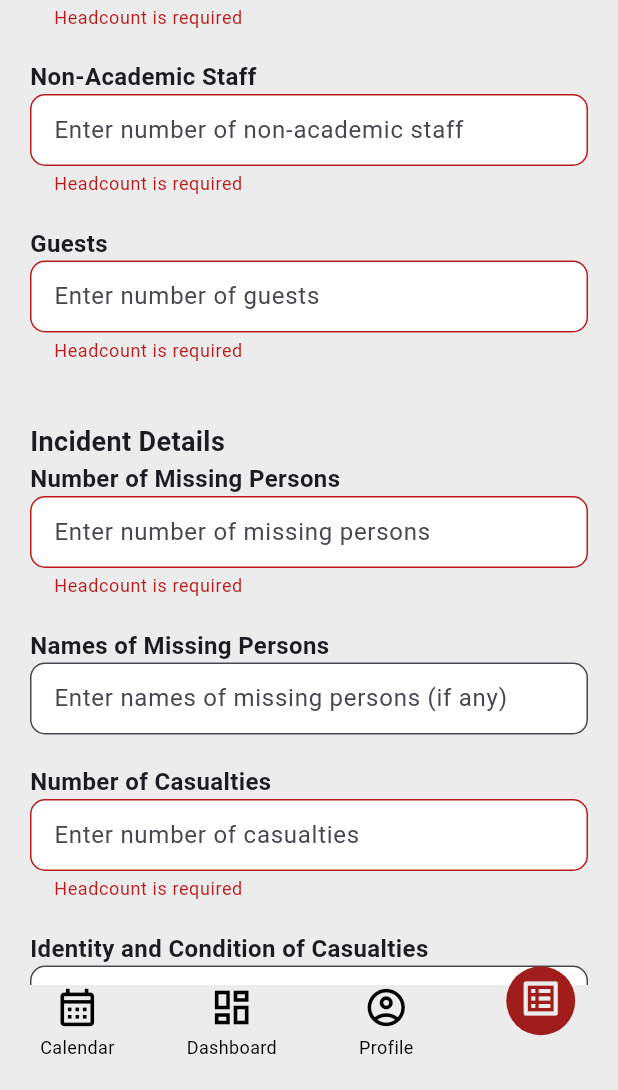
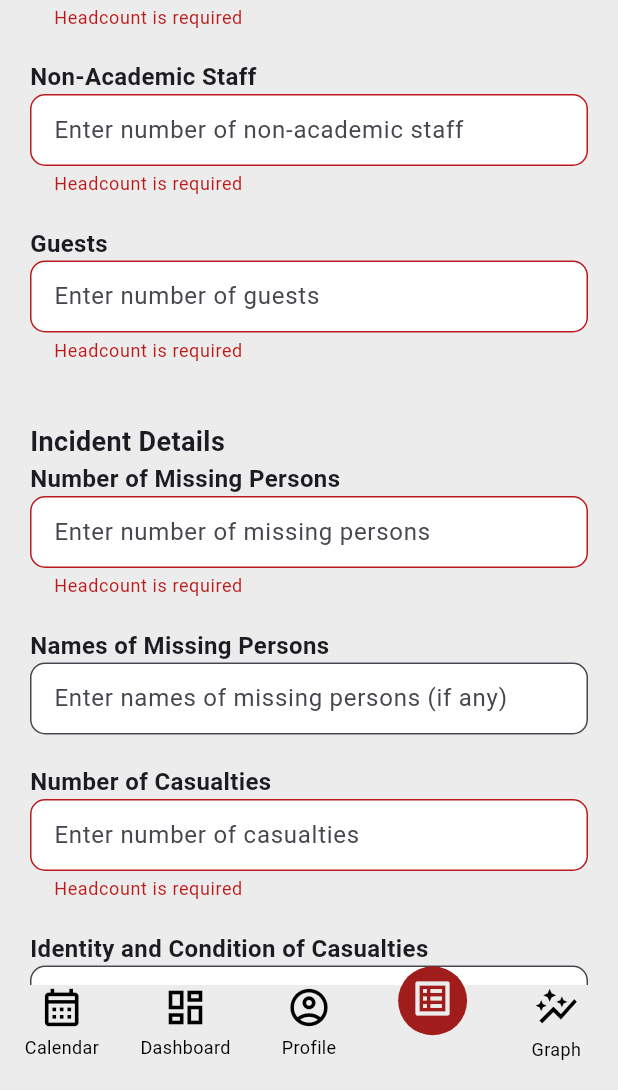
Before and after one commit to sharahmichelle/IRS-Mobile, a Flutter app: the screen it shows after launch, item 4 of the bottom bar chosen, scrolled down 1516 dp, after a tap on "Submit Report", on a phone screen of 412 x 824 dp, the part 146-1236 px from its top. Run offline on Flutter 3.47's test engine with Material 3 defaults, Android fonts, the phone set to English and light mode, and no system bars; drawn by our look-alikes of curved_navigation_bar; our stand-ins replace cloud_firestore, firebase_core, syncfusion_flutter_calendar, syncfusion_flutter_datagrid; missing offline and left inert: const_date_time; accounts and stored records are empty; network calls fail; statements that could not run were skipped.

Commit message:
feat: graph screen and pie chart builder

```diff
--- a/lib/screens/graphs_screen.dart
+++ b/lib/screens/graphs_screen.dart
@@ -1,4 +1,7 @@
 import 'package:flutter/material.dart';
+import 'package:upm_drrm_irs_mobile/models/event_model.dart';
+import 'package:upm_drrm_irs_mobile/models/event_total_model.dart';
+import 'package:upm_drrm_irs_mobile/widgets/pie_chart_builder.dart';
 
 class GraphsScreen extends StatefulWidget {
   const GraphsScreen({super.key});
@@ -8,8 +11,123 @@ class GraphsScreen extends StatefulWidget {
 }
 
 class _GraphsScreenState extends State<GraphsScreen> {
+  final dummyEventTotal = EventTotal(
+    eventId: "EVT001",
+    timeStampStart: DateTime(2025, 1, 15),
+    timeStampEnd: DateTime(2025, 1, 16),
+    expectedData: 300,
+    receivedData: 250,
+    isActual: true,
+    reportsId: ["RPT001", "RPT002", "RPT003"],
+    totalFaculty: 40,
+    totalAdminMembers: 30,
+    totalRepsMembers: 20,
+    totalCustodians: 15,
+    totalJoCosMembers: 10,
+    totalStudents: 120,
+    totalSecurity: 12,
+    totalConstructionWorkers: 8,
+    totalHealthWorkers: 20,
+    totalGuests: 25,
+    totalPatients: 18,
+    totalMissingPersons: 2,
+    totalCasualties: 1,
+    totalDistribution: {
+      "Faculty": 40,
+      "Admin Members": 30,
+      "Reps": 20,
+      "Students": 120,
+      "Guests": 25,
+    },
+  );
+
+  final dummyEvent = Event(
+    eventId: "EVT001",
+    timeStampStart: DateTime(2025, 1, 15, 9, 0),
+    timeStampEnd: DateTime(2025, 1, 15, 17, 0),
+    name: "Earthquake Drill",
+    description: "University-wide earthquake preparedness drill.",
+    status: "Completed",
+    action: "Filed Report",
+    category: "Drill",
+    eventIntro:
+        "This drill simulates an earthquake scenario for safety preparedness.",
+    observations: ["Evacuation successful", "Participants followed protocols"],
+    scenario: "Magnitude 6.5 simulated quake",
+    factSheet: "Prepared by the Disaster Response Committee",
+    incidentCommander: "John Doe",
+    liasonOfficer: "Jane Smith",
+    publicInformationOfficer: "Maria Cruz",
+    safetySecurityOfficer: "Carlos Reyes",
+    location: "UP Manila Grounds",
+  );
+
+
+  final Color primaryColor = Color.fromARGB(255, 161, 29, 28);
+
   @override
   Widget build(BuildContext context) {
-    return const Placeholder();
+    return SingleChildScrollView(
+      child: Column(
+        mainAxisAlignment: MainAxisAlignment.center,
+        children: [
+          Center(
+            child: SizedBox(
+              height: 400,
+              child: Card(
+                color: Colors.white,
+                shadowColor: Colors.black,
+                shape: RoundedRectangleBorder(
+                  borderRadius: BorderRadius.circular(20), // ✔ FIXED
+                ),
+                margin: EdgeInsets.all(20),
+                child: Column(
+                  children: [
+                    Row(
+                      mainAxisAlignment: MainAxisAlignment.spaceAround,
+                      children: [
+                        IconButton(
+                          onPressed: () {},
+                          icon: Icon(
+                            Icons.arrow_circle_left_outlined,
+                            size: 30,
+                            color: primaryColor,
+                          ),
+                        ),
+                        Text(
+                          "DEMOGRAPHICS",
+                          style: TextStyle(
+                            color: primaryColor,
+                            fontSize: 16,
+                            fontWeight: FontWeight.bold,
+                          ),
+                        ),
+                        IconButton(
+                          onPressed: () {},
+                          icon: Icon(
+                            Icons.arrow_circle_right_outlined,
+                            size: 30,
+                            color: primaryColor,
+                          ),
+                        ),
+                      ],
+                    ),
+
+                    // ✔ FIX: Give PieChart constraints
+                    Expanded(
+                      child: PieChartBuilder(
+                        eventTotalData: dummyEventTotal,
+                        eventData: dummyEvent,
+                        isTop3: true,
+                      ),
+                    ),
+                  ],
+                ),
+              ),
+            ),
+          ),
+        ],
+      ),
+    );
   }
 }
--- a/lib/screens/main_screen.dart
+++ b/lib/screens/main_screen.dart
@@ -6,6 +6,7 @@ import 'package:upm_drrm_irs_mobile/providers/events_provider.dart';
 import 'package:upm_drrm_irs_mobile/screens/calendar_screen.dart';
 import 'package:upm_drrm_irs_mobile/screens/dashboard_screen.dart';
 import 'package:upm_drrm_irs_mobile/screens/form_screen.dart';
+import 'package:upm_drrm_irs_mobile/screens/graphs_screen.dart';
 import 'package:upm_drrm_irs_mobile/screens/profile_screen.dart';
 
 class MainScreen extends StatefulWidget {
@@ -16,7 +17,7 @@ class MainScreen extends StatefulWidget {
 }
 
 class _MainScreenState extends State<MainScreen> {
-  int _page = 1;
+  int _page = 2;
   Color myGrey = Color(0xFFECECEC);
   final GlobalKey<CurvedNavigationBarState> _bottomNavigationKey = GlobalKey();
   final Color primaryColor = Color.fromARGB(255, 161, 29, 28);
@@ -27,11 +28,11 @@ class _MainScreenState extends State<MainScreen> {
     DashboardScreen(),
     ProfileScreen(),
     FormScreen(),
+    GraphsScreen()
   ];
 
   // appBar per screen (top)
   late final Map<int, PreferredSizeWidget> _appBarList = {
-
     // 2: AppBar(
     //     automaticallyImplyLeading: false,
     //     backgroundColor: Color(0xFFECECEC),
@@ -84,12 +85,7 @@ class _MainScreenState extends State<MainScreen> {
       backgroundColor: Color(0xFFECECEC),
       title: Padding(
         padding: EdgeInsets.all(8),
-          child:
-          Image.asset(
-                'assets/favicon.png',
-                width: 30,
-                height: 30,
-              ),
+        child: Image.asset('assets/favicon.png', width: 30, height: 30),
         // Row(
         //   mainAxisAlignment: MainAxisAlignment.center,
         //   children: [
@@ -108,9 +104,12 @@ class _MainScreenState extends State<MainScreen> {
       ),
       centerTitle: true,
       actions: [
-          IconButton(onPressed: () {
+        IconButton(
+          onPressed: () {
             Navigator.pushNamed(context, '/add_event');
-          }, icon: Icon(Icons.add_card_outlined)),
+          },
+          icon: Icon(Icons.add_card_outlined),
+        ),
       ],
     ),
 
@@ -119,12 +118,7 @@ class _MainScreenState extends State<MainScreen> {
       backgroundColor: Color(0xFFECECEC),
       title: Padding(
         padding: EdgeInsets.all(8),
-          child:
-          Image.asset(
-                'assets/favicon.png',
-                width: 30,
-                height: 30,
-              ),
+        child: Image.asset('assets/favicon.png', width: 30, height: 30),
         //  Row(
         //   mainAxisAlignment: MainAxisAlignment.center,
         //   children: [
@@ -174,12 +168,7 @@ class _MainScreenState extends State<MainScreen> {
       backgroundColor: Color(0xFFECECEC),
       title: Padding(
         padding: EdgeInsets.all(8),
-          child:
-          Image.asset(
-                'assets/favicon.png',
-                width: 30,
-                height: 30,
-              ),
+        child: Image.asset('assets/favicon.png', width: 30, height: 30),
         //  Row(
         //   mainAxisAlignment: MainAxisAlignment.center,
         //   children: [
@@ -213,6 +202,16 @@ class _MainScreenState extends State<MainScreen> {
       backgroundColor: Color(0xFFECECEC),
       title: Padding(
         padding: EdgeInsets.all(8),
+        child: Image.asset('assets/favicon.png', width: 30, height: 30),
+      ),
+      centerTitle: true,
+    ),
+
+    4: AppBar(
+        automaticallyImplyLeading: false,
+        backgroundColor: Color(0xFFECECEC),
+        title: Padding(
+          padding: EdgeInsets.all(8),
           child:
           Image.asset(
                 'assets/favicon.png',
@@ -222,8 +221,6 @@ class _MainScreenState extends State<MainScreen> {
         ),
         centerTitle: true,
       ),
-
-
   };
 
   // fetch data from database
@@ -255,49 +252,101 @@ class _MainScreenState extends State<MainScreen> {
           Column(
             mainAxisSize: MainAxisSize.max,
             children: [
-                Icon(Icons.calendar_month_outlined, size:30, color: _page==0? myGrey: Colors.black,),
+              Icon(
+                Icons.calendar_month_outlined,
+                size: 30,
+                color: _page == 0 ? myGrey : Colors.black,
+              ),
               SizedBox(height: 3),
-                _page==0
-                ?
-                SizedBox(width: 12,)
-                :
-                Text("Calendar", style: TextStyle(fontSize: 12, color: _page==0? myGrey: Colors.black),),
+              _page == 0
+                  ? SizedBox(width: 12)
+                  : Text(
+                      "Calendar",
+                      style: TextStyle(
+                        fontSize: 12,
+                        color: _page == 0 ? myGrey : Colors.black,
+                      ),
+                    ),
             ],
           ),
           Column(
             mainAxisSize: MainAxisSize.max,
             children: [
-                Icon(Icons.dashboard_outlined, size: 30, color: _page==1? myGrey: Colors.black),
+              Icon(
+                Icons.dashboard_outlined,
+                size: 30,
+                color: _page == 1 ? myGrey : Colors.black,
+              ),
               SizedBox(height: 3),
-                _page==1
-                ?
-                SizedBox(width: 12,)
-                :
-                Text("Dashboard", style: TextStyle(fontSize: 12, color: _page==1? myGrey: Colors.black),),
+              _page == 1
+                  ? SizedBox(width: 12)
+                  : Text(
+                      "Dashboard",
+                      style: TextStyle(
+                        fontSize: 12,
+                        color: _page == 1 ? myGrey : Colors.black,
+                      ),
+                    ),
             ],
           ),
           Column(
             mainAxisSize: MainAxisSize.max,
             children: [
-                Icon(Icons.account_circle_outlined, size: 30, color: _page==2? myGrey: Colors.black,),
+              Icon(
+                Icons.account_circle_outlined,
+                size: 30,
+                color: _page == 2 ? myGrey : Colors.black,
+              ),
               SizedBox(height: 3),
-                _page==2
-                ?
-                SizedBox(width: 12,)
-                :
-                Text("Profile", style: TextStyle(fontSize: 12, color: _page==2? myGrey: Colors.black),),
+              _page == 2
+                  ? SizedBox(width: 12)
+                  : Text(
+                      "Profile",
+                      style: TextStyle(
+                        fontSize: 12,
+                        color: _page == 2 ? myGrey : Colors.black,
+                      ),
+                    ),
             ],
           ),
           Column(
             mainAxisSize: MainAxisSize.max,
             children: [
-                Icon(Icons.list_alt_outlined, size: 30, color: _page==3? myGrey: Colors.black,),
+              Icon(
+                Icons.list_alt_outlined,
+                size: 30,
+                color: _page == 3 ? myGrey : Colors.black,
+              ),
               SizedBox(height: 3),
-                _page==3
-                ?
-                SizedBox(width: 12,)
-                :
-                Text("Form", style: TextStyle(fontSize: 12, color: _page==3? myGrey: Colors.black),),
+              _page == 3
+                  ? SizedBox(width: 12)
+                  : Text(
+                      "Form",
+                      style: TextStyle(
+                        fontSize: 12,
+                        color: _page == 3 ? myGrey : Colors.black,
+                      ),
+                    ),
+            ],
+          ),
+          Column(
+            mainAxisSize: MainAxisSize.max,
+            children: [
+              Icon(
+                Icons.auto_graph_outlined,
+                size: 30,
+                color: _page == 4 ? myGrey : Colors.black,
+              ),
+              SizedBox(height: 4),
+              _page == 4
+                  ? SizedBox(width: 12)
+                  : Text(
+                      "Graph",
+                      style: TextStyle(
+                        fontSize: 12,
+                        color: _page == 4 ? myGrey : Colors.black,
+                      ),
+                    ),
             ],
           ),
           // Icon(Icons.calendar_month_outlined, size: 30, color: _page==0? myGrey: Colors.black,),
@@ -313,10 +362,7 @@ class _MainScreenState extends State<MainScreen> {
         },
       ),
 
-      body: IndexedStack(
-        index: _page,
-        children: _pageList,
-      ),
+      body: IndexedStack(index: _page, children: _pageList),
     );
   }
 }
--- a/pubspec.yaml
+++ b/pubspec.yaml
@@ -42,6 +42,8 @@ dependencies:
   provider: ^6.1.5+1
   firebase_core: ^4.2.1
   intl: ^0.20.2
+  fl_chart: ^1.1.1
+  const_date_time: ^1.2.1
 
 dev_dependencies:
   flutter_test:
```
Also changed, not shown: lib/models/event_total_model.dart (added, +159 -0 lines), lib/widgets/pie_chart_builder.dart (added, +279 -0 lines), pubspec.lock. Lines whose indentation alone changed are shown as unchanged.
